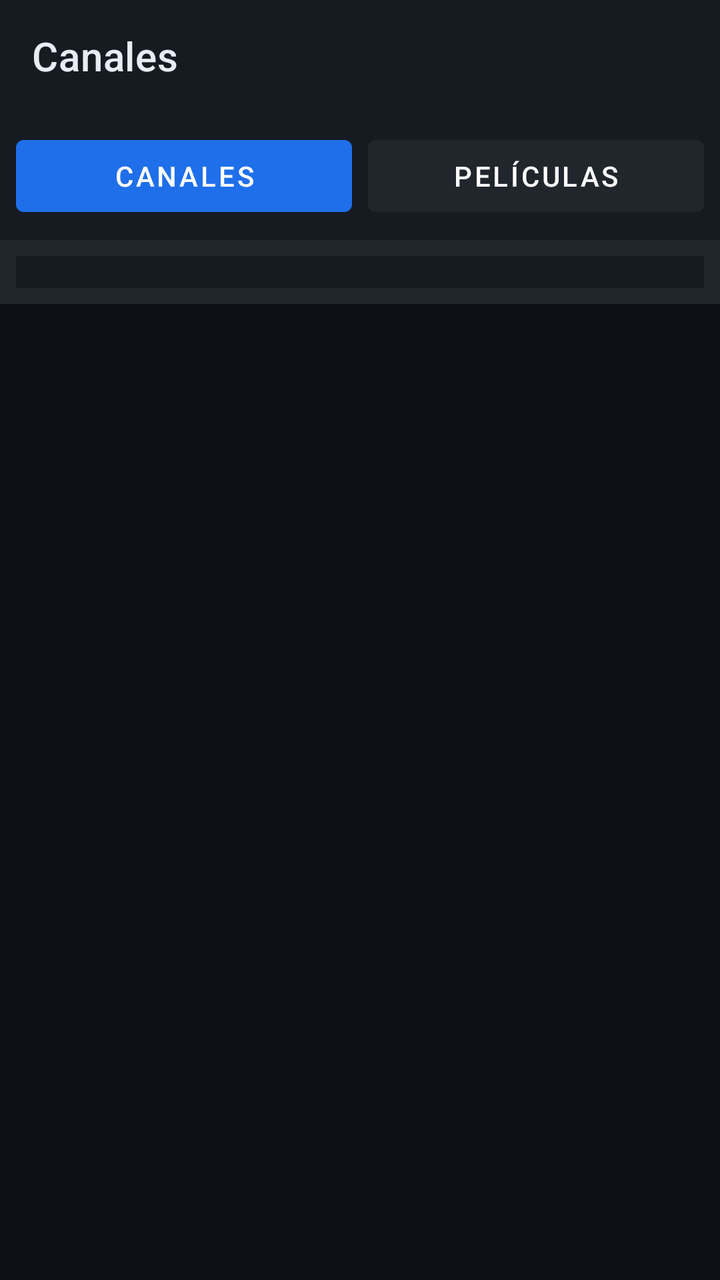
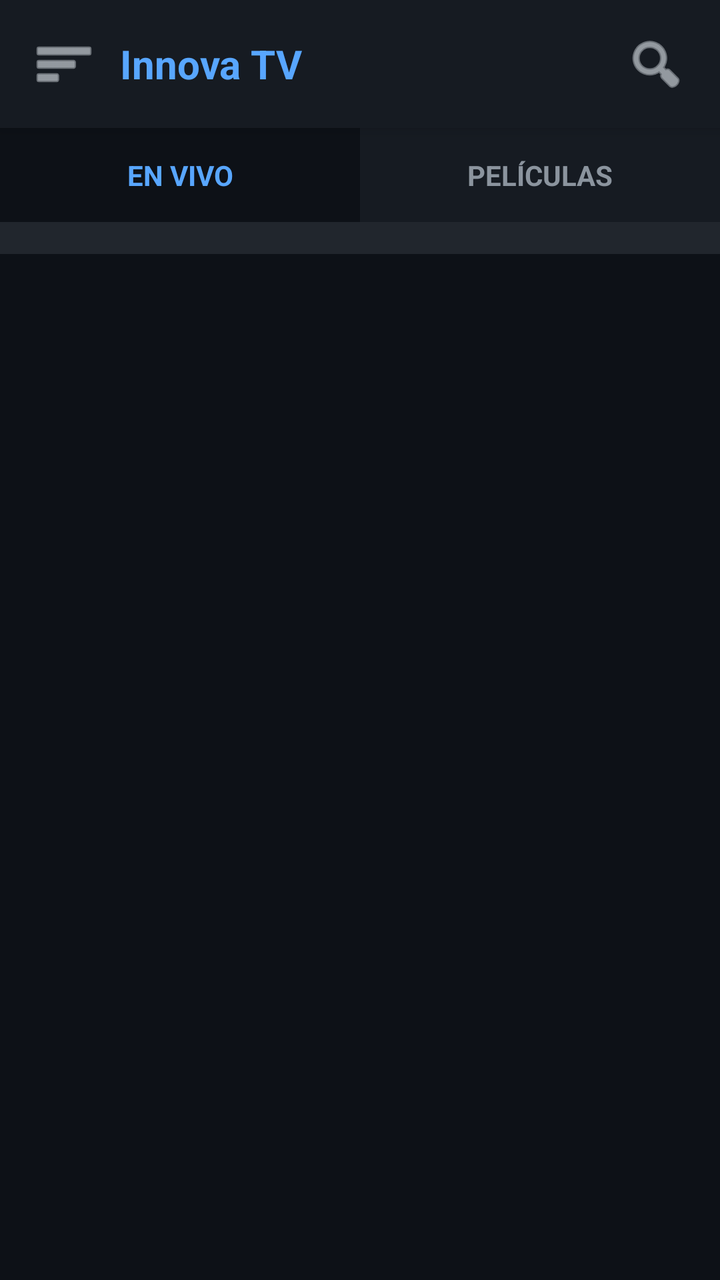

The first picture is an Android layout as it rendered before a commit; the second is the same layout after the commit. The layout source and the unified diff follow.
<!-- AndroidManifest.xml: application theme Theme.InnovaTV -->
<!-- res/layout/activity_main.xml -->
<?xml version="1.0" encoding="utf-8"?>
<LinearLayout xmlns:android="http://schemas.android.com/apk/res/android"
    xmlns:app="http://schemas.android.com/apk/res-auto"
    android:layout_width="match_parent"
    android:layout_height="match_parent"
    android:orientation="vertical"
    android:background="@color/background">

    <com.google.android.material.appbar.MaterialToolbar
        android:id="@+id/toolbar"
        android:layout_width="match_parent"
        android:layout_height="?attr/actionBarSize"
        android:background="@color/surface"
        app:title="@string/canales_titulo"
        app:titleTextColor="@color/text_primary" />

    <LinearLayout
        android:layout_width="match_parent"
        android:layout_height="wrap_content"
        android:orientation="horizontal"
        android:background="@color/surface"
        android:padding="8dp">

        <com.google.android.material.button.MaterialButton
            android:id="@+id/btnCanales"
            android:layout_width="0dp"
            android:layout_height="wrap_content"
            android:layout_weight="1"
            android:text="Canales"
            android:backgroundTint="@color/primary_dark" />

        <com.google.android.material.button.MaterialButton
            android:id="@+id/btnPeliculas"
            android:layout_width="0dp"
            android:layout_height="wrap_content"
            android:layout_weight="1"
            android:layout_marginStart="8dp"
            android:text="Películas"
            android:backgroundTint="@color/surface_variant" />
    </LinearLayout>

    <LinearLayout
        android:layout_width="match_parent"
        android:layout_height="wrap_content"
        android:orientation="horizontal"
        android:background="@color/surface_variant"
        android:padding="8dp">

        <Spinner
            android:id="@+id/spinnerCategorias"
            android:layout_width="match_parent"
            android:layout_height="wrap_content"
            android:background="@color/surface"
            android:padding="8dp" />
    </LinearLayout>

    <ProgressBar
        android:id="@+id/progressMain"
        android:layout_width="wrap_content"
        android:layout_height="wrap_content"
        android:layout_gravity="center"
        android:layout_marginTop="32dp"
        android:visibility="gone" />

    <TextView
        android:id="@+id/textVacio"
        android:layout_width="match_parent"
        android:layout_height="wrap_content"
        android:text="No hay canales disponibles"
        android:textColor="@color/text_secondary"
        android:textSize="14sp"
        android:gravity="center"
        android:layout_marginTop="32dp"
        android:visibility="gone" />

    <androidx.recyclerview.widget.RecyclerView
        android:id="@+id/recyclerCanales"
        android:layout_width="match_parent"
        android:layout_height="0dp"
        android:layout_weight="1"
        android:padding="8dp"
        android:clipToPadding="false" />

</LinearLayout>
<!-- resources referenced by this layout -->
<resources>
  <color name="background">#0D1117</color>
  <color name="primary_dark">#1F6FEB</color>
  <color name="surface">#161B22</color>
  <color name="surface_variant">#21262D</color>
  <color name="text_primary">#E6EDF3</color>
  <color name="text_secondary">#8B949E</color>
  <string name="canales_titulo">Canales</string>
  <style name="Theme.InnovaTV" parent="Theme.MaterialComponents.DayNight.NoActionBar">
          <item name="colorPrimary">@color/primary</item>
          <item name="colorPrimaryDark">@color/primary_dark</item>
          <item name="colorPrimaryVariant">@color/primary_variant</item>
          <item name="colorOnPrimary">@color/white</item>
  
          <item name="android:colorBackground">@color/background</item>
          <item name="colorSurface">@color/surface</item>
          <item name="colorOnSurface">@color/text_primary</item>
  
          <item name="android:textColorPrimary">@color/text_primary</item>
          <item name="android:textColorSecondary">@color/text_secondary</item>
  
          <item name="android:statusBarColor">@color/background</item>
          <item name="android:navigationBarColor">@color/background</item>
          <item name="android:windowLightStatusBar" tools:targetApi="m">false</item>
      </style>
  <color name="primary">#58A6FF</color>
  <color name="primary_variant">#388BFD</color>
  <color name="white">#FFFFFF</color>
</resources>

<!-- the commit's change to res/layout/activity_main.xml (unified diff, before → after) -->
@@ -1,84 +1,217 @@
 <?xml version="1.0" encoding="utf-8"?>
-<LinearLayout xmlns:android="http://schemas.android.com/apk/res/android"
+<androidx.drawerlayout.widget.DrawerLayout
+    xmlns:android="http://schemas.android.com/apk/res/android"
     xmlns:app="http://schemas.android.com/apk/res-auto"
+    android:id="@+id/drawerLayout"
     android:layout_width="match_parent"
-    android:layout_height="match_parent"
-    android:orientation="vertical"
-    android:background="@color/background">
-
-    <com.google.android.material.appbar.MaterialToolbar
-        android:id="@+id/toolbar"
-        android:layout_width="match_parent"
-        android:layout_height="?attr/actionBarSize"
-        android:background="@color/surface"
-        app:title="@string/canales_titulo"
-        app:titleTextColor="@color/text_primary" />
-
+    android:layout_height="match_parent">
+
+    
     <LinearLayout
         android:layout_width="match_parent"
-        android:layout_height="wrap_content"
-        android:orientation="horizontal"
-        android:background="@color/surface"
-        android:padding="8dp">
-
-        <com.google.android.material.button.MaterialButton
-            android:id="@+id/btnCanales"
-            android:layout_width="0dp"
-            android:layout_height="wrap_content"
+        android:layout_height="match_parent"
+        android:orientation="vertical"
+        android:background="@color/background">
+
+        
+        <LinearLayout
+            android:layout_width="match_parent"
+            android:layout_height="wrap_content"
+            android:orientation="horizontal"
+            android:background="@color/surface"
+            android:padding="12dp"
+            android:gravity="center_vertical"
+            android:elevation="4dp">
+
+            <ImageButton
+                android:id="@+id/btnMenu"
+                android:layout_width="40dp"
+                android:layout_height="40dp"
+                android:background="?android:attr/selectableItemBackgroundBorderless"
+                android:src="@android:drawable/ic_menu_sort_by_size"
+                android:tint="@color/text_primary"
+                android:contentDescription="Menú" />
+
+            <TextView
+                android:layout_width="0dp"
+                android:layout_height="wrap_content"
+                android:layout_weight="1"
+                android:layout_marginStart="8dp"
+                android:text="Innova TV"
+                android:textColor="@color/primary"
+                android:textSize="20sp"
+                android:textStyle="bold" />
+
+            <ImageButton
+                android:id="@+id/btnBuscar"
+                android:layout_width="40dp"
+                android:layout_height="40dp"
+                android:background="?android:attr/selectableItemBackgroundBorderless"
+                android:src="@android:drawable/ic_menu_search"
+                android:tint="@color/text_primary"
+                android:contentDescription="Buscar" />
+        </LinearLayout>
+
+        
+        <LinearLayout
+            android:layout_width="match_parent"
+            android:layout_height="wrap_content"
+            android:orientation="horizontal"
+            android:background="@color/surface">
+
+            <TextView
+                android:id="@+id/tabLive"
+                android:layout_width="0dp"
+                android:layout_height="wrap_content"
+                android:layout_weight="1"
+                android:padding="14dp"
+                android:text="EN VIVO"
+                android:textColor="@color/primary"
+                android:textSize="14sp"
+                android:textStyle="bold"
+                android:gravity="center"
+                android:background="@color/background" />
+
+            <TextView
+                android:id="@+id/tabMovies"
+                android:layout_width="0dp"
+                android:layout_height="wrap_content"
+                android:layout_weight="1"
+                android:padding="14dp"
+                android:text="PELÍCULAS"
+                android:textColor="@color/text_secondary"
+                android:textSize="14sp"
+                android:textStyle="bold"
+                android:gravity="center" />
+        </LinearLayout>
+
+        
+        <HorizontalScrollView
+            android:id="@+id/scrollCategorias"
+            android:layout_width="match_parent"
+            android:layout_height="wrap_content"
+            android:background="@color/surface_variant"
+            android:scrollbars="none">
+
+            <LinearLayout
+                android:id="@+id/containerCategorias"
+                android:layout_width="wrap_content"
+                android:layout_height="wrap_content"
+                android:orientation="horizontal"
+                android:padding="8dp" />
+        </HorizontalScrollView>
+
+        
+        <ProgressBar
+            android:id="@+id/progressMain"
+            android:layout_width="wrap_content"
+            android:layout_height="wrap_content"
+            android:layout_gravity="center"
+            android:layout_marginTop="32dp"
+            android:visibility="gone" />
+
+        
+        <TextView
+            android:id="@+id/textVacio"
+            android:layout_width="match_parent"
+            android:layout_height="wrap_content"
+            android:text="No hay contenido disponible"
+            android:textColor="@color/text_secondary"
+            android:textSize="14sp"
+            android:gravity="center"
+            android:layout_marginTop="32dp"
+            android:visibility="gone" />
+
+        
+        <androidx.recyclerview.widget.RecyclerView
+            android:id="@+id/recyclerCanales"
+            android:layout_width="match_parent"
+            android:layout_height="0dp"
             android:layout_weight="1"
-            android:text="Canales"
-            android:backgroundTint="@color/primary_dark" />
-
-        <com.google.android.material.button.MaterialButton
-            android:id="@+id/btnPeliculas"
-            android:layout_width="0dp"
-            android:layout_height="wrap_content"
-            android:layout_weight="1"
-            android:layout_marginStart="8dp"
-            android:text="Películas"
-            android:backgroundTint="@color/surface_variant" />
+            android:padding="4dp"
+            android:clipToPadding="false" />
+
     </LinearLayout>
 
+    
     <LinearLayout
-        android:layout_width="match_parent"
-        android:layout_height="wrap_content"
-        android:orientation="horizontal"
-        android:background="@color/surface_variant"
-        android:padding="8dp">
-
-        <Spinner
-            android:id="@+id/spinnerCategorias"
-            android:layout_width="match_parent"
-            android:layout_height="wrap_content"
-            android:background="@color/surface"
-            android:padding="8dp" />
+        android:id="@+id/menuLateral"
+        android:layout_width="280dp"
+        android:layout_height="match_parent"
+        android:layout_gravity="start"
+        android:orientation="vertical"
+        android:background="@color/surface">
+
+        
+        <LinearLayout
+            android:layout_width="match_parent"
+            android:layout_height="wrap_content"
+            android:orientation="vertical"
+            android:background="@color/primary_dark"
+            android:padding="20dp">
+
+            <ImageView
+                android:layout_width="60dp"
+                android:layout_height="60dp"
+                android:src="@drawable/ic_logo"
+                android:contentDescription="Logo" />
+
+            <TextView
+                android:id="@+id/menuUsuario"
+                android:layout_width="match_parent"
+                android:layout_height="wrap_content"
+                android:layout_marginTop="10dp"
+                android:text="Usuario"
+                android:textColor="@color/white"
+                android:textSize="16sp"
+                android:textStyle="bold" />
+
+            <TextView
+                android:id="@+id/menuServidor"
+                android:layout_width="match_parent"
+                android:layout_height="wrap_content"
+                android:text="Servidor"
+                android:textColor="#CCFFFFFF"
+                android:textSize="12sp"
+                android:layout_marginTop="4dp" />
+        </LinearLayout>
+
+        
+        <TextView
+            android:id="@+id/menuInicio"
+            android:layout_width="match_parent"
+            android:layout_height="wrap_content"
+            android:padding="16dp"
+            android:text="🏠  Inicio"
+            android:textColor="@color/text_primary"
+            android:textSize="15sp"
+            android:background="?android:attr/selectableItemBackground" />
+
+        <TextView
+            android:id="@+id/menuAjustes"
+            android:layout_width="match_parent"
+            android:layout_height="wrap_content"
+            android:padding="16dp"
+            android:text="⚙️  Ajustes"
+            android:textColor="@color/text_primary"
+            android:textSize="15sp"
+            android:background="?android:attr/selectableItemBackground" />
+
+        <View
+            android:layout_width="match_parent"
+            android:layout_height="1dp"
+            android:background="@color/border" />
+
+        <TextView
+            android:id="@+id/menuCerrarSesion"
+            android:layout_width="match_parent"
+            android:layout_height="wrap_content"
+            android:padding="16dp"
+            android:text="🚪  Cerrar sesión"
+            android:textColor="@color/error"
+            android:textSize="15sp"
+            android:background="?android:attr/selectableItemBackground" />
+
     </LinearLayout>
 
-    <ProgressBar
-        android:id="@+id/progressMain"
-        android:layout_width="wrap_content"
-        android:layout_height="wrap_content"
-        android:layout_gravity="center"
-        android:layout_marginTop="32dp"
-        android:visibility="gone" />
-
-    <TextView
-        android:id="@+id/textVacio"
-        android:layout_width="match_parent"
-        android:layout_height="wrap_content"
-        android:text="No hay canales disponibles"
-        android:textColor="@color/text_secondary"
-        android:textSize="14sp"
-        android:gravity="center"
-        android:layout_marginTop="32dp"
-        android:visibility="gone" />
-
-    <androidx.recyclerview.widget.RecyclerView
-        android:id="@+id/recyclerCanales"
-        android:layout_width="match_parent"
-        android:layout_height="0dp"
-        android:layout_weight="1"
-        android:padding="8dp"
-        android:clipToPadding="false" />
-
-</LinearLayout>
+</androidx.drawerlayout.widget.DrawerLayout>
<!-- resource entries referenced after the edit -->
@@ -1,12 +1,32 @@
 <!-- resources referenced by this layout -->
 <resources>
   <color name="background">#0D1117</color>
+  <color name="border">#30363D</color>
+  <color name="error">#F85149</color>
+  <color name="primary">#58A6FF</color>
   <color name="primary_dark">#1F6FEB</color>
   <color name="surface">#161B22</color>
   <color name="surface_variant">#21262D</color>
   <color name="text_primary">#E6EDF3</color>
   <color name="text_secondary">#8B949E</color>
-  <string name="canales_titulo">Canales</string>
+  <color name="white">#FFFFFF</color>
+  <!-- drawable ic_logo (drawable) -->
+  <?xml version="1.0" encoding="utf-8"?>
+  <vector xmlns:android="http://schemas.android.com/apk/res/android"
+      android:width="120dp"
+      android:height="120dp"
+      android:viewportWidth="120"
+      android:viewportHeight="120">
+  
+      <path
+          android:fillColor="#1F6FEB"
+          android:pathData="M60,60m-50,0a50,50 0,1 1,100 0a50,50 0,1 1,-100 0" />
+  
+      <path
+          android:fillColor="#58A6FF"
+          android:pathData="M50,40 L50,80 L85,60 Z" />
+  
+  </vector>
   <style name="Theme.InnovaTV" parent="Theme.MaterialComponents.DayNight.NoActionBar">
           <item name="colorPrimary">@color/primary</item>
           <item name="colorPrimaryDark">@color/primary_dark</item>
@@ -24,8 +44,6 @@
           <item name="android:navigationBarColor">@color/background</item>
           <item name="android:windowLightStatusBar" tools:targetApi="m">false</item>
       </style>
-  <color name="primary">#58A6FF</color>
   <color name="primary_variant">#388BFD</color>
-  <color name="white">#FFFFFF</color>
 </resources>
 
